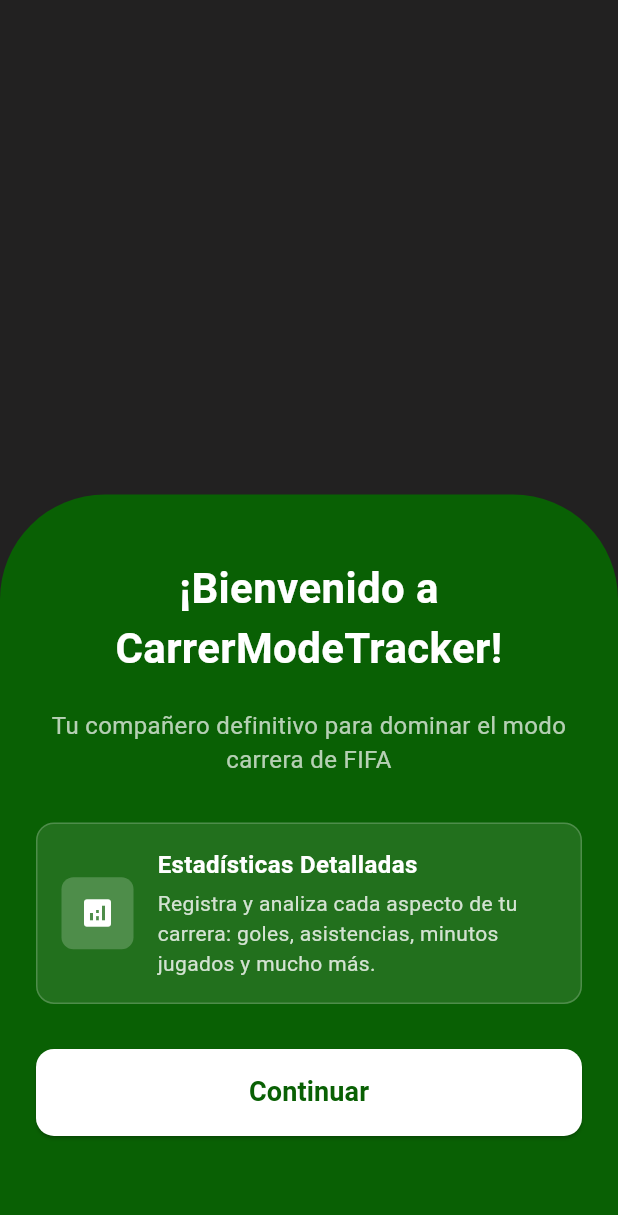
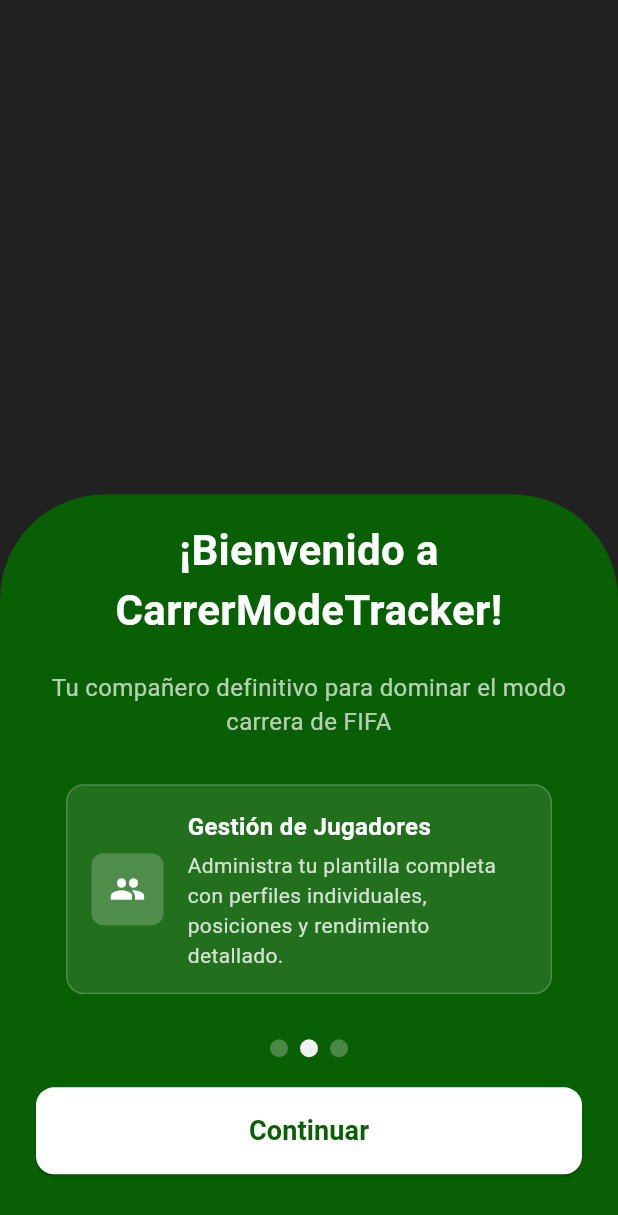
Before and after one commit to Brunox117/carrermodetracker, a Flutter app: the screen it shows after launch, after a tap on "Continuar", on a phone screen of 412 x 824 dp. Shown: the top 1215 px of the screen. Run offline on Flutter 3.47's test engine with Material 3 defaults, Android fonts, the phone set to English and light mode, and no system bars; our stand-ins replace dropdown_search, flutter_riverpod, go_router, google_mobile_ads, image_picker, isar and 1 more; missing offline and left inert: drops; accounts and stored records are empty; generated files the repository leaves out were written again.

Commit message:
Se trabaja en el onboarding de la app

```diff
--- a/lib/presentation/screens/onboarding/onboarding_screen.dart
+++ b/lib/presentation/screens/onboarding/onboarding_screen.dart
@@ -1,4 +1,5 @@
 import 'package:carrermodetracker/presentation/widgets/onboarding/feature_card.dart';
+import 'package:carrermodetracker/presentation/widgets/onboarding/onboarding_carousel.dart';
 import 'package:flutter/material.dart';
 
 class OnboardingScreen extends StatelessWidget {
@@ -6,6 +7,26 @@ class OnboardingScreen extends StatelessWidget {
 
   @override
   Widget build(BuildContext context) {
+    List<Widget> features = [
+      const FeatureCard(
+        icon: Icons.analytics,
+        title: 'Estadísticas Detalladas',
+        description:
+            'Registra y analiza cada aspecto de tu carrera: goles, asistencias, partidos jugados y mucho más.',
+      ),
+      const FeatureCard(
+        icon: Icons.people,
+        title: 'Gestión de Jugadores',
+        description:
+            'Administra tu plantilla completa con perfiles individuales, posiciones y rendimiento detallado.',
+      ),
+      const FeatureCard(
+        icon: Icons.emoji_events,
+        title: 'Seguimiento de Torneos',
+        description:
+            'Monitorea tu progreso en ligas, copas y competiciones internacionales con estadísticas específicas.',
+      ),
+    ];
     return Scaffold(
       body: Stack(
         children: [
@@ -49,36 +70,9 @@ class OnboardingScreen extends StatelessWidget {
                       textAlign: TextAlign.center,
                     ),
                     const SizedBox(height: 30),
-                    const FeatureCard(
-                      icon: Icons.analytics,
-                      title: 'Estadísticas Detalladas',
-                      description:
-                          'Registra y analiza cada aspecto de tu carrera: goles, asistencias, minutos jugados y mucho más.',
-                    ),
-                    const SizedBox(height: 30),
-                    SizedBox(
-                      width: double.infinity,
-                      child: ElevatedButton(
-                        onPressed: () {
-                          // TODO: Navigate to main app
-                        },
-                        style: ElevatedButton.styleFrom(
-                          backgroundColor: Colors.white,
-                          foregroundColor: const Color.fromARGB(255, 9, 96, 4),
-                          padding: const EdgeInsets.symmetric(vertical: 16),
-                          shape: RoundedRectangleBorder(
-                            borderRadius: BorderRadius.circular(12),
-                          ),
-                        ),
-                        child: const Text(
-                          'Continuar',
-                          style: TextStyle(
-                            fontSize: 18,
-                            fontWeight: FontWeight.bold,
-                          ),
-                        ),
-                      ),
-                    ),
+                    OnboardingCarousel(
+                      carouselWidgets: features,
+                    )
                   ],
                 ),
               ),
--- /dev/null
+++ b/lib/presentation/widgets/onboarding/dynamic_icons_background.dart
@@ -0,0 +1,17 @@
+import 'package:flutter/material.dart';
+
+class DynamicIconsBackground extends StatelessWidget {
+  const DynamicIconsBackground({super.key});
+
+  @override
+  Widget build(BuildContext context) {
+    return Scaffold(
+      appBar: AppBar(
+        title: const Text('DynamicIconsBackground'),
+      ),
+      body: const Center(
+        child: Text('DynamicIconsBackground'),
+      ),
+    );
+  }
+}
--- /dev/null
+++ b/lib/presentation/widgets/onboarding/onboarding_carousel.dart
@@ -0,0 +1,98 @@
+import 'package:flutter/material.dart';
+
+class OnboardingCarousel extends StatefulWidget {
+  final List<Widget> carouselWidgets;
+  const OnboardingCarousel({super.key, required this.carouselWidgets});
+
+  @override
+  State<OnboardingCarousel> createState() => _OnboardingCarouselState();
+}
+
+class _OnboardingCarouselState extends State<OnboardingCarousel> {
+  late PageController _pageController;
+  int currentPage = 0;
+  @override
+  void initState() {
+    super.initState();
+    _pageController = PageController(initialPage: currentPage);
+  }
+
+  @override
+  Widget build(BuildContext context) {
+    return Column(
+      children: [
+        SizedBox(
+          height: MediaQuery.of(context).size.height * 0.17,
+          child: PageView.builder(
+            controller: _pageController,
+            physics: const NeverScrollableScrollPhysics(),
+            itemCount: widget.carouselWidgets.length,
+            itemBuilder: (context, index) {
+              return Padding(
+                padding: const EdgeInsets.symmetric(horizontal: 20),
+                child: widget.carouselWidgets[index],
+              );
+            },
+          ),
+        ),
+        const SizedBox(height: 30),
+        // Page indicators
+        Row(
+          mainAxisAlignment: MainAxisAlignment.center,
+          children: List.generate(
+            widget.carouselWidgets.length,
+            (index) => Container(
+              margin: const EdgeInsets.symmetric(horizontal: 4),
+              width: 12,
+              height: 12,
+              decoration: BoxDecoration(
+                shape: BoxShape.circle,
+                color: currentPage == index
+                    ? const Color.fromARGB(255, 240, 242, 240)
+                    : const Color.fromARGB(255, 228, 228, 228)
+                        .withValues(alpha: 0.3),
+              ),
+            ),
+          ),
+        ),
+        const SizedBox(height: 20),
+        SizedBox(
+          width: double.infinity,
+          child: ElevatedButton(
+            onPressed: () {
+              if (currentPage < widget.carouselWidgets.length - 1) {
+                setState(() {
+                  currentPage++;
+                });
+                _pageController.animateToPage(
+                  currentPage,
+                  duration: const Duration(milliseconds: 300),
+                  curve: Curves.easeInOut,
+                );
+              } else {
+                // TODO: Navigate to main app
+              }
+            },
+            style: ElevatedButton.styleFrom(
+              backgroundColor: Colors.white,
+              foregroundColor: const Color.fromARGB(255, 9, 96, 4),
+              padding: const EdgeInsets.symmetric(vertical: 16),
+              shape: RoundedRectangleBorder(
+                borderRadius: BorderRadius.circular(12),
+              ),
+            ),
+            child: Text(
+              currentPage < widget.carouselWidgets.length - 1
+                  ? 'Continuar'
+                  : 'Comenzar',
+              style: const TextStyle(
+                fontSize: 18,
+                fontWeight: FontWeight.bold,
+              ),
+            ),
+          ),
+        ),
+      ],
+    );
+  }
+}
```
